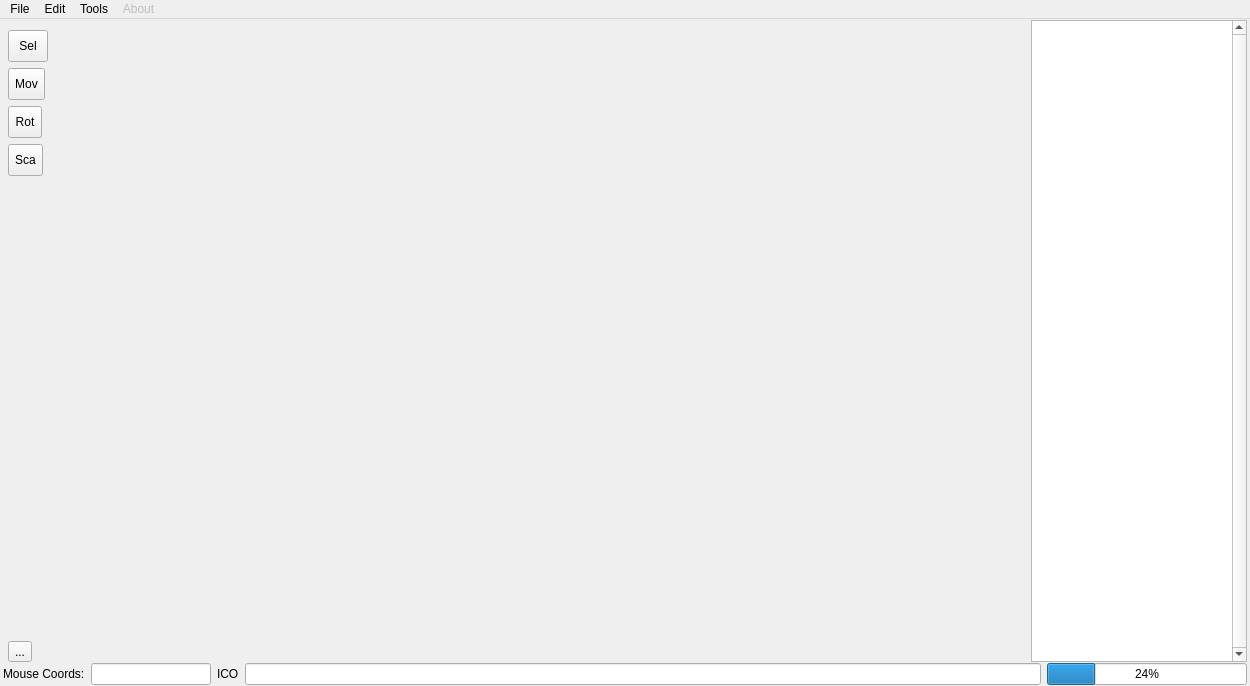
Old version of the form main_window.ui in the repository konstvest/ei_maper.
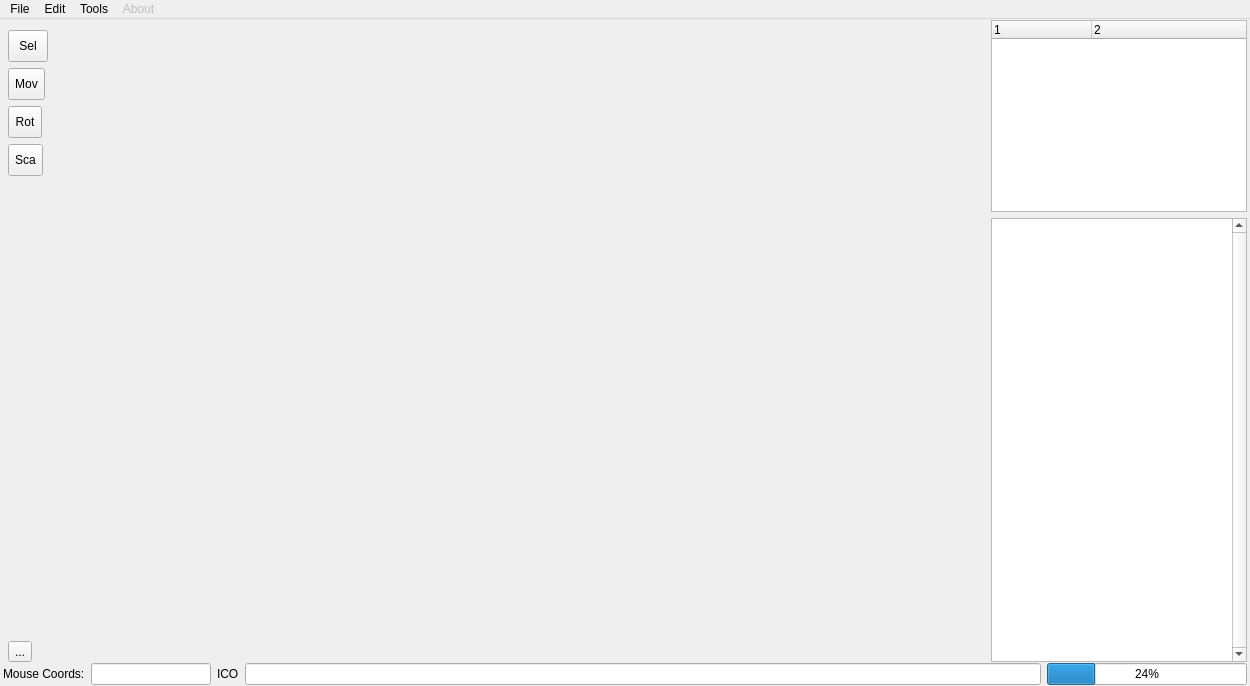
New version of the form. Custom widgets are drawn as their Qt base class.

The edit to the form file:
```diff
--- a/main_window.ui
+++ b/main_window.ui
@@ -149,13 +149,51 @@
        </layout>
       </item>
       <item>
-       <layout class="QVBoxLayout" name="outlinerLayout" stretch="1">
+       <layout class="QVBoxLayout" name="outlinerLayout" stretch="0,1">
         <property name="rightMargin">
          <number>0</number>
         </property>
         <property name="bottomMargin">
          <number>0</number>
         </property>
+        <item>
+         <widget class="QTreeWidget" name="treeWidget">
+          <property name="sizePolicy">
+           <sizepolicy hsizetype="Expanding" vsizetype="Expanding">
+            <horstretch>0</horstretch>
+            <verstretch>0</verstretch>
+           </sizepolicy>
+          </property>
+          <property name="frameShape">
+           <enum>QFrame::StyledPanel</enum>
+          </property>
+          <property name="lineWidth">
+           <number>1</number>
+          </property>
+          <property name="uniformRowHeights">
+           <bool>false</bool>
+          </property>
+          <property name="columnCount">
+           <number>2</number>
+          </property>
+          <attribute name="headerMinimumSectionSize">
+           <number>35</number>
+          </attribute>
+          <attribute name="headerStretchLastSection">
+           <bool>true</bool>
+          </attribute>
+          <column>
+           <property name="text">
+            <string notr="true">1</string>
+           </property>
+          </column>
+          <column>
+           <property name="text">
+            <string notr="true">2</string>
+           </property>
+          </column>
+         </widget>
+        </item>
         <item>
          <widget class="QTableWidget" name="tableWidget">
           <property name="sizePolicy">
```
Left out of the diff: 12 changed lines with no effect on the pictures.
